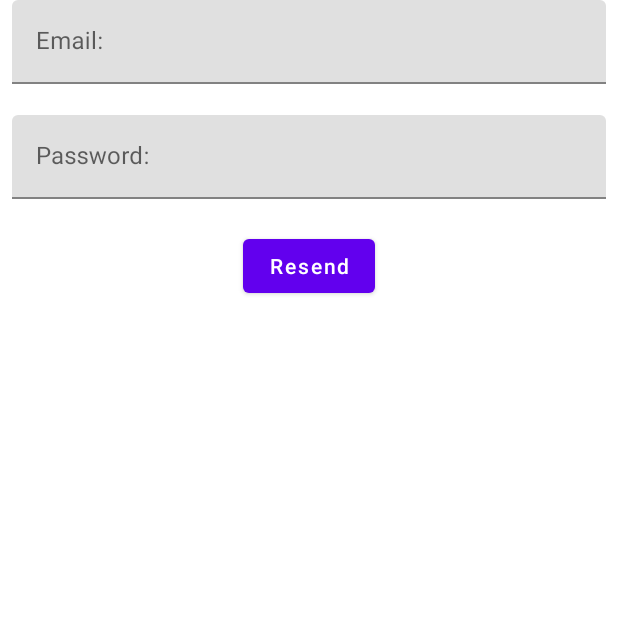
After one commit to ernestkoko/SuperProApp, an Android app: the ResendVerificationEmailFragment screen opened through its navigation route, on a phone screen of 412 x 824 dp, the top half of it. The commit adds this screen. Run offline under Robolectric (Android 15) with nearby library versions, the phone set to English and light mode, and no system bars; our stand-ins replace Firebase (no records; nobody signed in at launch, a user with empty details on screens opened directly), data binding.

Commit message:
Implemented ui for resending email if the user fails to get verification mail

```diff
--- a/app/src/main/AndroidManifest.xml
+++ b/app/src/main/AndroidManifest.xml
@@ -5,8 +5,13 @@
     <uses-permission android:name="android.permission.CAMERA"/>
     <uses-permission android:name="android.permission.WRITE_EXTERNAL_STORAGE"/>
     <uses-permission android:name="android.permission.READ_EXTERNAL_STORAGE" /> <!-- permission to use the internet -->
+
+    <!-- internet connection check permissions -->
+    <uses-permission android:name="android.permission.ACCESS_WIFI_STATE"/>
     <uses-permission android:name="android.permission.INTERNET" /> <!-- permission to get the network state of the device -->
     <uses-permission android:name="android.permission.ACCESS_NETWORK_STATE" />
+    <uses-permission android:name="android.permission.READ_PHONE_STATE"/>
+
 
     <application
         android:allowBackup="true"
--- a/app/src/main/java/ernestkoko/superpro/app/login/LoginFragment.kt
+++ b/app/src/main/java/ernestkoko/superpro/app/login/LoginFragment.kt
@@ -86,8 +86,10 @@ class LoginFragment : Fragment() {
         //check to show dialog
         viewModel.showDialog.observe(viewLifecycleOwner, Observer { showDialog ->
             if (showDialog) {
+                //show dialog
                 showProgressDialog()
             } else {
+                //hide the dialog
                 hideDialog()
             }
         })
@@ -98,6 +100,16 @@ class LoginFragment : Fragment() {
                HideKeyBoard.hidKeyBoard(this.requireActivity())
             }
 
+        })
+
+        //listen for when resend verification mail is clicked
+        viewModel.isResendVerificationMailClicked.observe(viewLifecycleOwner, Observer { isResendEmailClicked ->
+            if (isResendEmailClicked){
+                //navigate to resend verification mail fragment
+                findNavController().navigate(R.id.action_loginFragment_to_resendVerificationEmailFragment)
+                //set the live data to false
+                viewModel.doneNavigatingToResendEmail()
+            }
         })
         return mBinding.root
     }
--- a/app/src/main/java/ernestkoko/superpro/app/login/LoginViewModel.kt
+++ b/app/src/main/java/ernestkoko/superpro/app/login/LoginViewModel.kt
@@ -44,6 +44,9 @@ class LoginViewModel : ViewModel() {
     private val _isLoginButtonClicked = MutableLiveData<Boolean>()
     val isLoginButtonClicked: LiveData<Boolean>
     get() = _isLoginButtonClicked
+    private val _isResendVerificationMailClicked = MutableLiveData<Boolean>()
+    val isResendVerificationMailClicked: LiveData<Boolean>
+    get() = _isResendVerificationMailClicked
 
 
     init {
@@ -136,7 +139,10 @@ class LoginViewModel : ViewModel() {
 
 
     }
-    fun doneShowingDialog(){
-        _showDialog.value = false
+    fun resendVerificationMail(){
+        _isResendVerificationMailClicked.value = true
+    }
+    fun doneNavigatingToResendEmail(){
+        _isResendVerificationMailClicked.value = false
     }
 }
--- /dev/null
+++ b/app/src/main/java/ernestkoko/superpro/app/resend_verification_mail/ResendVerificationEmailFragment.kt
@@ -0,0 +1,80 @@
+package ernestkoko.superpro.app.resend_verification_mail
+
+import android.os.Bundle
+import android.view.LayoutInflater
+import android.view.View
+import android.view.ViewGroup
+import android.widget.Toast
+import androidx.databinding.DataBindingUtil
+import androidx.fragment.app.Fragment
+import androidx.lifecycle.Observer
+import androidx.lifecycle.ViewModelProvider
+import androidx.navigation.fragment.findNavController
+import ernestkoko.superpro.app.R
+import ernestkoko.superpro.app.databinding.ResendVerificationEmailFragmentBinding
+
+class ResendVerificationEmailFragment : Fragment() {
+    private lateinit var mBinding: ResendVerificationEmailFragmentBinding
+
+    companion object {
+        fun newInstance() =
+            ResendVerificationEmailFragment()
+    }
+
+    private lateinit var viewModel: ResendVerificationEmailViewModel
+
+    override fun onCreateView(
+        inflater: LayoutInflater, container: ViewGroup?,
+        savedInstanceState: Bundle?
+    ): View? {
+        mBinding = DataBindingUtil.inflate(
+            inflater,
+            R.layout.resend_verification_email_fragment,
+            container,
+            false
+        )
+        viewModel = ViewModelProvider(this).get(ResendVerificationEmailViewModel::class.java)
+        //sets the view model
+        mBinding.resendEmailViewModel = viewModel
+
+        //listen for when fields are empty
+        viewModel.areFieldsEmpty.observe(viewLifecycleOwner, Observer { areFieldsEmpty ->
+            if (areFieldsEmpty) {
+                //fields are empty
+                Toast.makeText(requireContext(), "Fields are empty!", Toast.LENGTH_LONG).show()
+            }
+        })
+        //listen for when email or password is not ok
+        viewModel.isValidEmail.observe(viewLifecycleOwner, Observer { isEmailValid ->
+            if (!isEmailValid) {
+                //email is not valid
+                Toast.makeText(requireContext(), "Email is not valid!", Toast.LENGTH_LONG).show()
+            }
+        })
+        //listen for when user is logged in
+        viewModel.isUserLoggedIn.observe(viewLifecycleOwner, Observer { isUserLoggedin ->
+            if (!isUserLoggedin) {
+                //could not log in user
+                Toast.makeText(requireContext(), "Could not find the account", Toast.LENGTH_LONG)
+                    .show()
+                //set error message to the user
+               mBinding.resendEmailLayout.error ="Check the email and password"
+            }
+        })
+        //listen for when email is sent
+        viewModel.isEmailSent.observe(viewLifecycleOwner, Observer { isEmailSent ->
+            if (isEmailSent) {
+                //email was sent
+                Toast.makeText(requireContext(), "Verification Email Resent!", Toast.LENGTH_LONG)
+                    .show()
+                //navigate to log in fragment
+                findNavController().navigate(R.id.action_resendVerificationEmailFragment_to_loginFragment)
+            } else {
+                Toast.makeText(requireContext(), "Verification Not Sent!", Toast.LENGTH_LONG).show()
+            }
+        })
+        return mBinding.root
+    }
+
+
+}
--- /dev/null
+++ b/app/src/main/java/ernestkoko/superpro/app/resend_verification_mail/ResendVerificationEmailViewModel.kt
@@ -0,0 +1,98 @@
+package ernestkoko.superpro.app.resend_verification_mail
+
+import android.util.Log
+import androidx.lifecycle.LiveData
+import androidx.lifecycle.MutableLiveData
+import androidx.lifecycle.ViewModel
+import com.google.firebase.auth.FirebaseAuth
+
+class ResendVerificationEmailViewModel : ViewModel() {
+    private val TAG = "ResendVeriModel"
+    private val mAuth = FirebaseAuth.getInstance()
+    var email = MutableLiveData<String>()
+        set(value) {
+            email.value = value.value
+        }
+    var password = MutableLiveData<String>()
+        set(value) {
+            password.value = value.value
+        }
+    private val _areFieldsEmpty = MutableLiveData<Boolean>()
+    val areFieldsEmpty: LiveData<Boolean>
+        get() = _areFieldsEmpty
+    private val _isEmailSent = MutableLiveData<Boolean>()
+    val isEmailSent: LiveData<Boolean>
+        get() = _isEmailSent
+    private val _isUserLoggedIn = MutableLiveData<Boolean>()
+    val isUserLoggedIn: LiveData<Boolean>
+        get() = _isUserLoggedIn
+    private val _isValidEmail = MutableLiveData<Boolean>()
+    val isValidEmail: LiveData<Boolean>
+        get() = _isValidEmail
+
+
+    //fun for resend button
+    fun resendEmail() {
+        Log.i(TAG, "ResendEmail: Called")
+        //check if fields are empty
+        if (!email.value?.trim().isNullOrEmpty() && !password.value?.trim().isNullOrEmpty()) {
+            //fields are not empty
+            _areFieldsEmpty.value = false
+            if (isValidEmail(email.value!!.trim())) {
+                //email is valid
+                _isValidEmail.value = true
+                mAuth.signInWithEmailAndPassword(email.value!!, password.value!!)
+                    .addOnCompleteListener { task ->
+                        if (task.isSuccessful) {
+                            Log.i(TAG, "Signed in")
+                            //logged in
+                            _isUserLoggedIn.value = true
+                            //send the email
+                            sendVerificationMail()
+                        } else {
+                            Log.i(TAG, "Could not sign in")
+                            //log in not successful
+                            _isUserLoggedIn.value = false
+                        }
+                    }
+            } else {
+                //email is not valid
+                _isValidEmail.value = false
+            }
+
+
+        } else {
+            //fields are empty
+            _areFieldsEmpty.value = true
+        }
+
+    }
+
+    private fun sendVerificationMail() {
+        Log.i(TAG, "sendVerificationMail: Called")
+        val user = mAuth.currentUser
+        user!!.sendEmailVerification().addOnCompleteListener { task ->
+            if (task.isSuccessful) {
+                Log.i(TAG, "Email: Sent")
+                //email sent
+                _isEmailSent.value = true
+            } else {
+                //email not send
+                Log.i(TAG, "Email: Not Sent")
+                _isEmailSent.value = false
+            }
+        }
+    }
+
+    /**
+     * @param email is the email to validate
+     * returns true if the email meets required email standard
+     */
+    private fun isValidEmail(email: CharSequence): Boolean {
+        val emailPattern = "[a-zA-Z0-9._-]+@[a-z]+\\.+[a-z]+"
+        //returns true if email is not empty and it matches standard ema?il format
+        return email.matches(emailPattern.toRegex())
+
+    }
+
+}
--- a/app/src/main/res/layout/home_fragment.xml
+++ b/app/src/main/res/layout/home_fragment.xml
@@ -43,10 +43,8 @@
                 android:layout_marginTop="8dp"
                 android:layout_marginEnd="8dp"
                 android:layout_marginBottom="8dp"
-
                 app:layout_constraintBottom_toBottomOf="parent"
                 app:layout_constraintEnd_toEndOf="parent"
-
                 app:layout_constraintStart_toStartOf="parent"
                 app:layout_constraintTop_toTopOf="parent"
 
--- /dev/null
+++ b/app/src/main/res/layout/resend_verification_email_fragment.xml
@@ -0,0 +1,70 @@
+<?xml version="1.0" encoding="utf-8"?>
+<layout>
+    <data>
+        <variable
+            name="resendEmailViewModel"
+            type="ernestkoko.superpro.app.resend_verification_mail.ResendVerificationEmailViewModel" />
+    </data>
+
+    <androidx.constraintlayout.widget.ConstraintLayout xmlns:android="http://schemas.android.com/apk/res/android"
+        xmlns:app="http://schemas.android.com/apk/res-auto"
+        xmlns:tools="http://schemas.android.com/tools"
+        android:layout_width="match_parent"
+        android:layout_height="match_parent"
+        tools:context=".resend_verification_mail.ResendVerificationEmailFragment">
+
+        <com.google.android.material.textfield.TextInputLayout
+            android:id="@+id/resend_email_layout"
+            android:layout_width="match_parent"
+            android:layout_height="wrap_content"
+            android:layout_marginStart="8dp"
+            android:layout_marginEnd="8dp"
+            app:errorEnabled="true"
+            app:layout_constraintEnd_toEndOf="parent"
+            app:layout_constraintStart_toStartOf="parent"
+            app:layout_constraintTop_toTopOf="parent">
+
+
+            <com.google.android.material.textfield.TextInputEditText
+                android:id="@+id/resend_email"
+                android:layout_width="match_parent"
+                android:text="@={resendEmailViewModel.email}"
+                android:layout_height="wrap_content"
+                android:hint="Email:" />
+        </com.google.android.material.textfield.TextInputLayout>
+
+        <com.google.android.material.textfield.TextInputLayout
+            android:id="@+id/resend_password_layout"
+            android:layout_width="match_parent"
+            android:layout_height="wrap_content"
+            android:layout_marginStart="8dp"
+            android:layout_marginEnd="8dp"
+            app:errorEnabled="true"
+            app:layout_constraintEnd_toEndOf="@id/resend_email_layout"
+            app:layout_constraintStart_toStartOf="@id/resend_email_layout"
+            app:layout_constraintTop_toBottomOf="@id/resend_email_layout">
+
+
+            <com.google.android.material.textfield.TextInputEditText
+                android:id="@+id/resend_login_password"
+                android:layout_width="match_parent"
+                android:text="@={resendEmailViewModel.password}"
+                android:layout_height="wrap_content"
+                android:hint="Password:" />
+        </com.google.android.material.textfield.TextInputLayout>
+
+        <com.google.android.material.button.MaterialButton
+            android:id="@+id/resend_login_button"
+            android:layout_width="wrap_content"
+            android:layout_height="wrap_content"
+            android:onClick="@{()->resendEmailViewModel.resendEmail()}"
+
+            android:text="Resend"
+            android:textAllCaps="false"
+            app:layout_constraintEnd_toEndOf="@id/resend_password_layout"
+            app:layout_constraintStart_toStartOf="@id/resend_password_layout"
+            app:layout_constraintTop_toBottomOf="@id/resend_password_layout" />
+
+
+    </androidx.constraintlayout.widget.ConstraintLayout>
+</layout>
--- a/app/src/main/res/navigation/nav.xml
+++ b/app/src/main/res/navigation/nav.xml
@@ -16,6 +16,9 @@
         <action
             android:id="@+id/action_loginFragment_to_homeFragment"
             app:destination="@id/homeFragment" />
+        <action
+            android:id="@+id/action_loginFragment_to_resendVerificationEmailFragment"
+            app:destination="@id/resendVerificationEmailFragment" />
     </fragment>
     <fragment
         android:id="@+id/registerFragment"
@@ -44,4 +47,13 @@
             android:id="@+id/action_newProductFragment_to_homeFragment"
             app:destination="@id/homeFragment" />
     </fragment>
+    <fragment
+        android:id="@+id/resendVerificationEmailFragment"
+        android:name="ernestkoko.superpro.app.resend_verification_mail.ResendVerificationEmailFragment"
+        android:label="resend_verification_email_fragment"
+        tools:layout="@layout/resend_verification_email_fragment" >
+        <action
+            android:id="@+id/action_resendVerificationEmailFragment_to_loginFragment"
+            app:destination="@id/loginFragment" />
+    </fragment>
 </navigation>
```
Also changed, not shown: app/src/main/java/ernestkoko/superpro/app/screens/HomeFragmentAdapter.kt (+16 -0 lines), app/src/main/java/ernestkoko/superpro/app/screens/new_product/NewProductFragment.kt (+20 -16 lines), app/src/main/java/ernestkoko/superpro/app/screens/new_product/NewProductViewModel.kt (+38 -23 lines), app/src/main/java/ernestkoko/superpro/app/utils/CheckInternetConnection.kt (added, +21 -0 lines), app/src/main/res/layout/login_fragment.xml (+15 -0 lines), app/src/main/res/layout/product_list_view.xml (+34 -17 lines).
